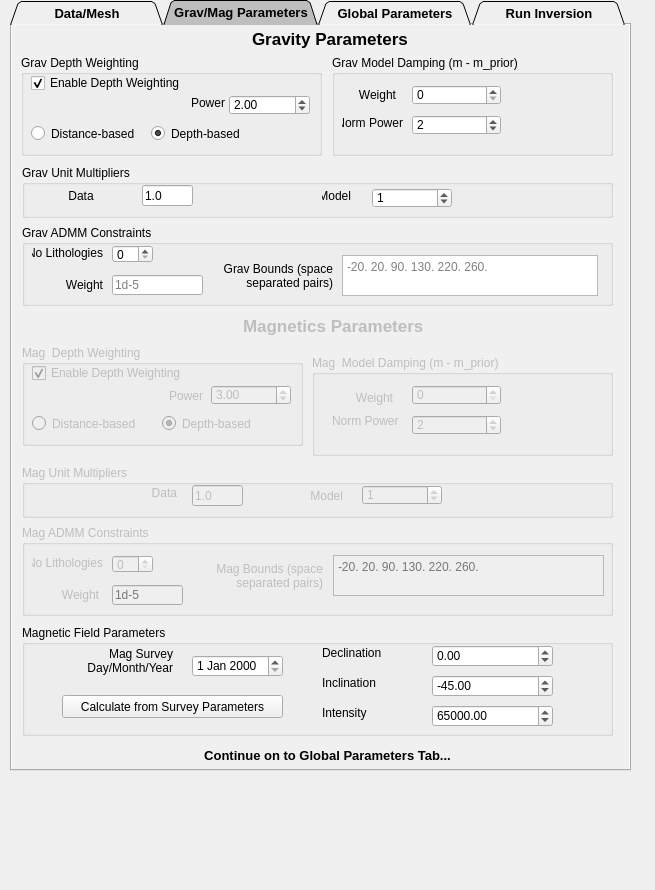
Above: Tomofast_x_dockwidget_base.ui from TOMOFAST/tomofast-x-q before the change. Below: the same form after it.
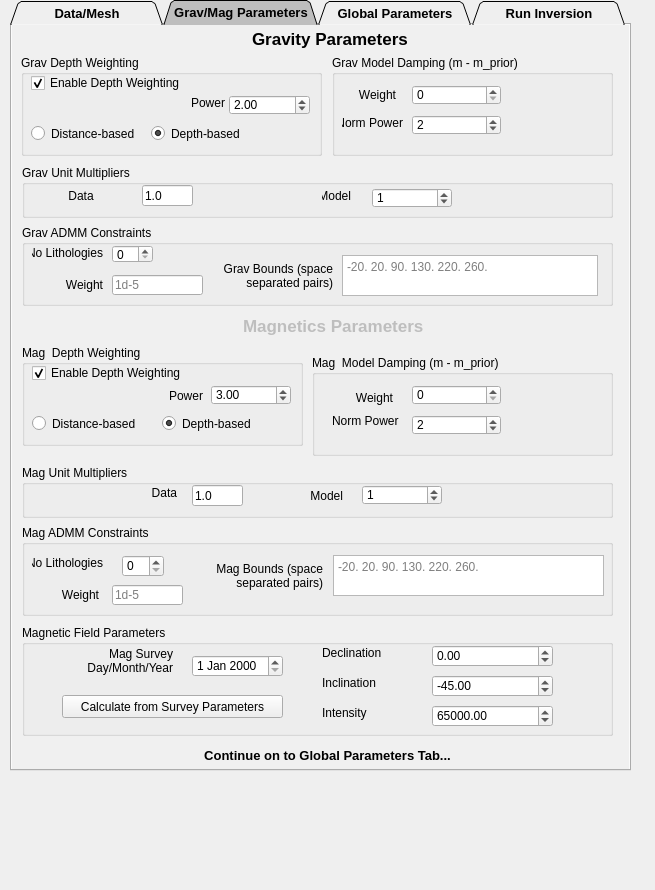
That is the form after the change. The open tabs and pages were chosen to show the change. Custom widgets are drawn as their Qt base class.

Commit message: reset GUI at startup for consistency

The edit to the form file:
```diff
--- a/Tomofast_x_dockwidget_base.ui
+++ b/Tomofast_x_dockwidget_base.ui
@@ -2,6 +2,9 @@
 <ui version="4.0">
  <class>mQgsSpinBox_mesh_south_2</class>
  <widget class="QDockWidget" name="mQgsSpinBox_mesh_south_2">
+  <property name="enabled">
+   <bool>true</bool>
+  </property>
   <property name="geometry">
    <rect>
     <x>0</x>
@@ -1941,7 +1944,7 @@
      </attribute>
      <widget class="QGroupBox" name="groupBox_30">
       <property name="enabled">
-       <bool>false</bool>
+       <bool>true</bool>
       </property>
       <property name="geometry">
        <rect>
@@ -1972,7 +1975,7 @@
       </widget>
       <widget class="QgsDoubleSpinBox" name="mQgsDoubleSpinBox_magn_model_weight">
        <property name="enabled">
-        <bool>false</bool>
+        <bool>true</bool>
        </property>
        <property name="geometry">
         <rect>
@@ -2010,7 +2013,7 @@
       </widget>
       <widget class="QgsDoubleSpinBox" name="mQgsDoubleSpinBox_magn_model_norm_power">
        <property name="enabled">
-        <bool>false</bool>
+        <bool>true</bool>
        </property>
        <property name="geometry">
         <rect>
@@ -2168,7 +2171,7 @@
      </widget>
      <widget class="QGroupBox" name="groupBox_29">
       <property name="enabled">
-       <bool>false</bool>
+       <bool>true</bool>
       </property>
       <property name="geometry">
        <rect>
@@ -2446,7 +2449,7 @@
      </widget>
      <widget class="QGroupBox" name="groupBox_23">
       <property name="enabled">
-       <bool>false</bool>
+       <bool>true</bool>
       </property>
       <property name="geometry">
        <rect>
@@ -2493,7 +2496,7 @@
       </widget>
       <widget class="QgsDoubleSpinBox" name="mQgsDoubleSpinBox_magn_model_multiplier">
        <property name="enabled">
-        <bool>false</bool>
+        <bool>true</bool>
        </property>
        <property name="geometry">
         <rect>
@@ -2535,7 +2538,7 @@
      </widget>
      <widget class="QGroupBox" name="groupBox_35">
       <property name="enabled">
-       <bool>false</bool>
+       <bool>true</bool>
       </property>
       <property name="geometry">
        <rect>
@@ -2618,6 +2621,9 @@
        </property>
       </widget>
       <widget class="QLabel" name="label_83">
+       <property name="enabled">
+        <bool>true</bool>
+       </property>
        <property name="geometry">
         <rect>
          <x>10</x>
@@ -2635,22 +2641,16 @@
       </widget>
       <widget class="QSpinBox" name="spinBox_magn_ADMM_number_litho">
        <property name="enabled">
-        <bool>false</bool>
+        <bool>true</bool>
        </property>
        <property name="geometry">
         <rect>
-         <x>90</x>
+         <x>100</x>
          <y>30</y>
-         <width>41</width>
-         <height>18</height>
+         <width>42</width>
+         <height>22</height>
         </rect>
        </property>
-       <property name="maximum">
-        <number>100</number>
-       </property>
-       <property name="value">
-        <number>0</number>
-       </property>
       </widget>
      </widget>
      <widget class="QGroupBox" name="groupBox_6">
```
The commit also changes 1 other file.
